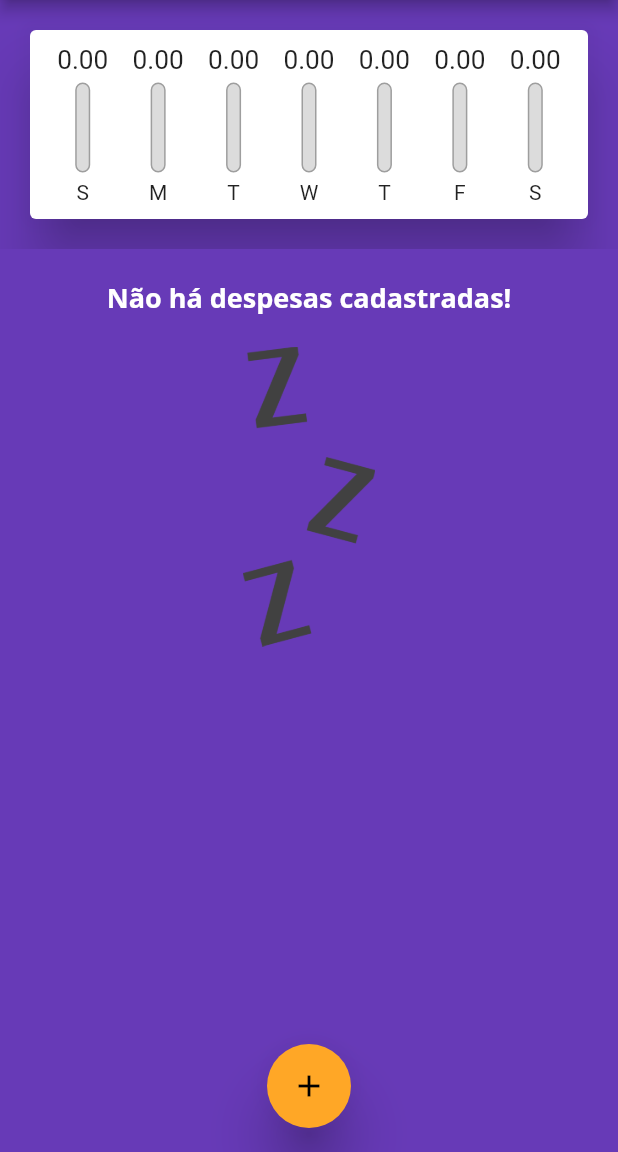
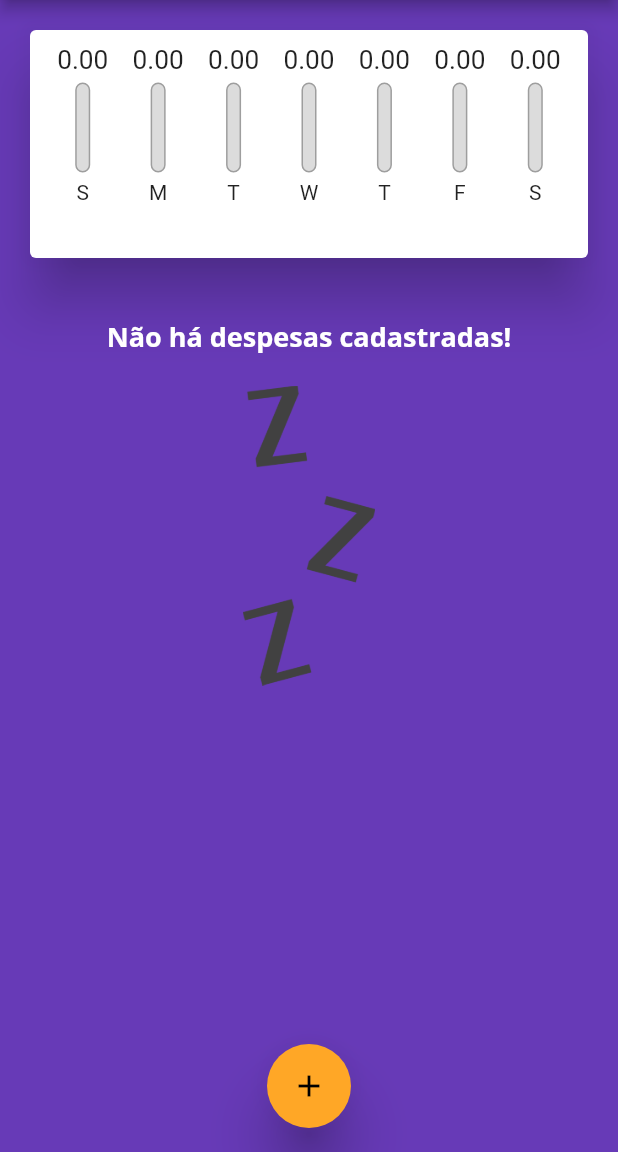
Before and after one commit to SilvioMLeite1/ExpensesApp, a Flutter app: the screen it shows after launch, on a phone screen of 412 x 824 dp, the part 84-1236 px from its top. Run offline on Flutter 3.47's test engine with Material 2 defaults, Android fonts, the phone set to English and light mode, and no system bars.

Commit message:
Using MediaQuery

```diff
--- a/lib/components/transaction_list.dart
+++ b/lib/components/transaction_list.dart
@@ -10,10 +10,7 @@ class TransactionList extends StatelessWidget {
 
   @override
   Widget build(BuildContext context) {
-    return Container(
-      color: Colors.deepPurple,
-      height: 500,
-      child: transactions.isEmpty
+    return transactions.isEmpty
         ? Column(
             children: <Widget>[
               const SizedBox(height: 20),
@@ -68,7 +65,7 @@ class TransactionList extends StatelessWidget {
                     style: Theme.of(context).textTheme.headline6,
                   ),
                   subtitle: Text(
-                      DateFormat('d MMM y').format(tr.date),
+                    DateFormat('EEE d MMM y').format(tr.date),
                   ),
                   trailing: IconButton(
                     onPressed: () => onRemove(tr.id),
@@ -78,7 +75,6 @@ class TransactionList extends StatelessWidget {
                 ),
               );
             },
-            ),
           );
   }
 }
--- a/lib/main.dart
+++ b/lib/main.dart
@@ -94,9 +94,7 @@ class _MyHomePageState extends State<MyHomePage> {
 
   @override
   Widget build(BuildContext context) {
-    return Scaffold(
-      backgroundColor: Colors.deepPurple,
-      appBar: AppBar(
+    final appBar = AppBar(
       centerTitle: true,
       title: const Text('Despesas pessoais'),
       actions: <Widget>[
@@ -105,13 +103,26 @@ class _MyHomePageState extends State<MyHomePage> {
           onPressed: () => _openTransactionFormModal(context),
         ),
       ],
-      ),
+    );
+    final availableHeight = MediaQuery.of(context).size.height -
+        appBar.preferredSize.height -
+        MediaQuery.of(context).padding.top;
+
+    return Scaffold(
+      backgroundColor: Colors.deepPurple,
+      appBar: appBar,
       body: SingleChildScrollView(
         child: Column(
           crossAxisAlignment: CrossAxisAlignment.stretch,
           children: <Widget>[
-            Chart(_recentTransactions),
-            TransactionList(_transactions, _removeTransaction),
+            Container(
+              height: availableHeight * 0.25,
+              child: Chart(_recentTransactions),
+            ),
+            Container(
+              height: availableHeight * 0.75,
+              child: TransactionList(_transactions, _removeTransaction),
+            ),
           ],
         ),
       ),
```
Lines whose indentation alone changed are shown as unchanged.
